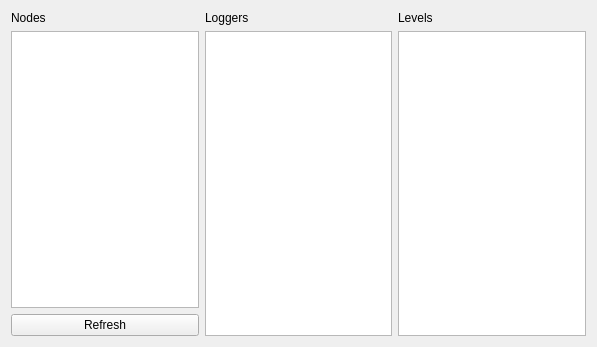
Qt form resource/logger_level.ui (ros-visualization/rqt_logger_level) before a commit.
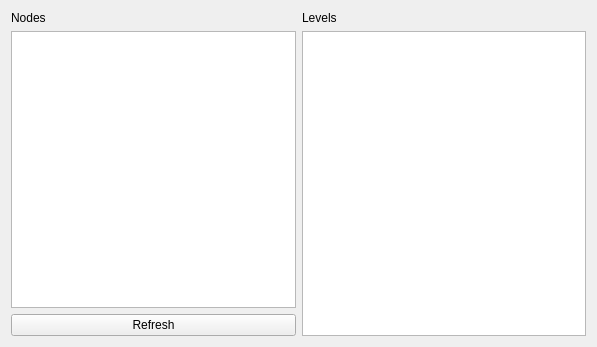
The same form after that commit.

```diff
--- a/resource/logger_level.ui
+++ b/resource/logger_level.ui
@@ -37,20 +37,6 @@
        </item>
       </layout>
      </item>
-     <item>
-      <layout class="QVBoxLayout" name="verticalLayout_5">
-       <item>
-        <widget class="QLabel" name="label_3">
-         <property name="text">
-          <string>Loggers</string>
-         </property>
-        </widget>
-       </item>
-       <item>
-        <widget class="QListWidget" name="logger_list"/>
-       </item>
-      </layout>
-     </item>
      <item>
       <layout class="QVBoxLayout" name="verticalLayout_6">
        <item>
```
